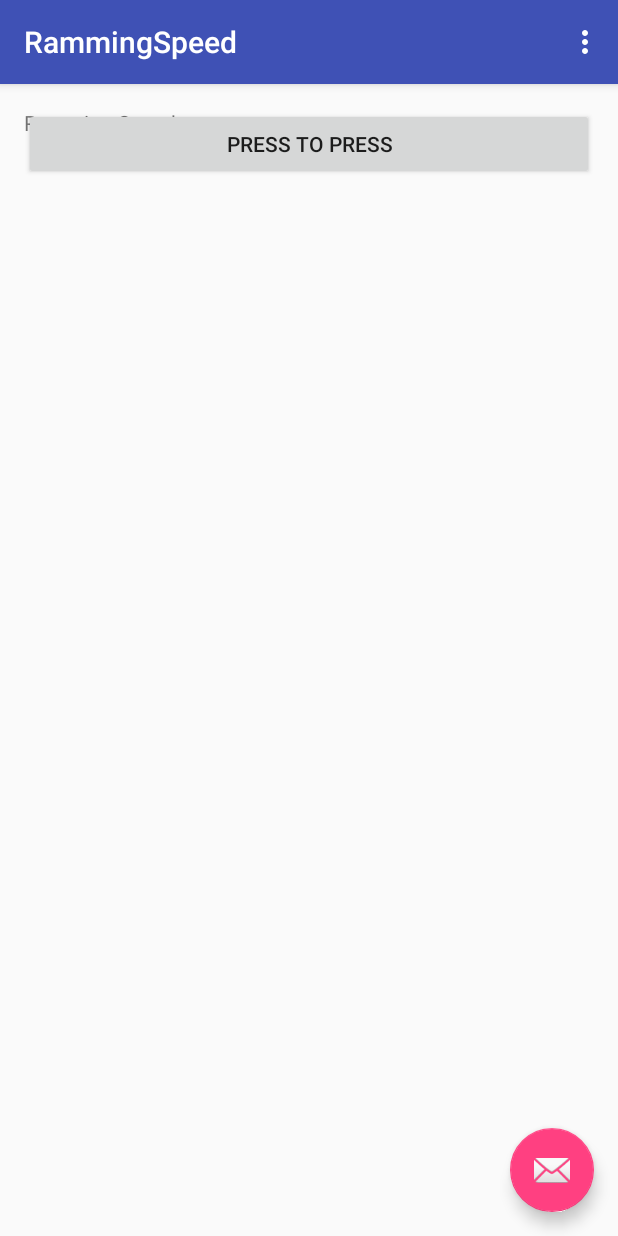
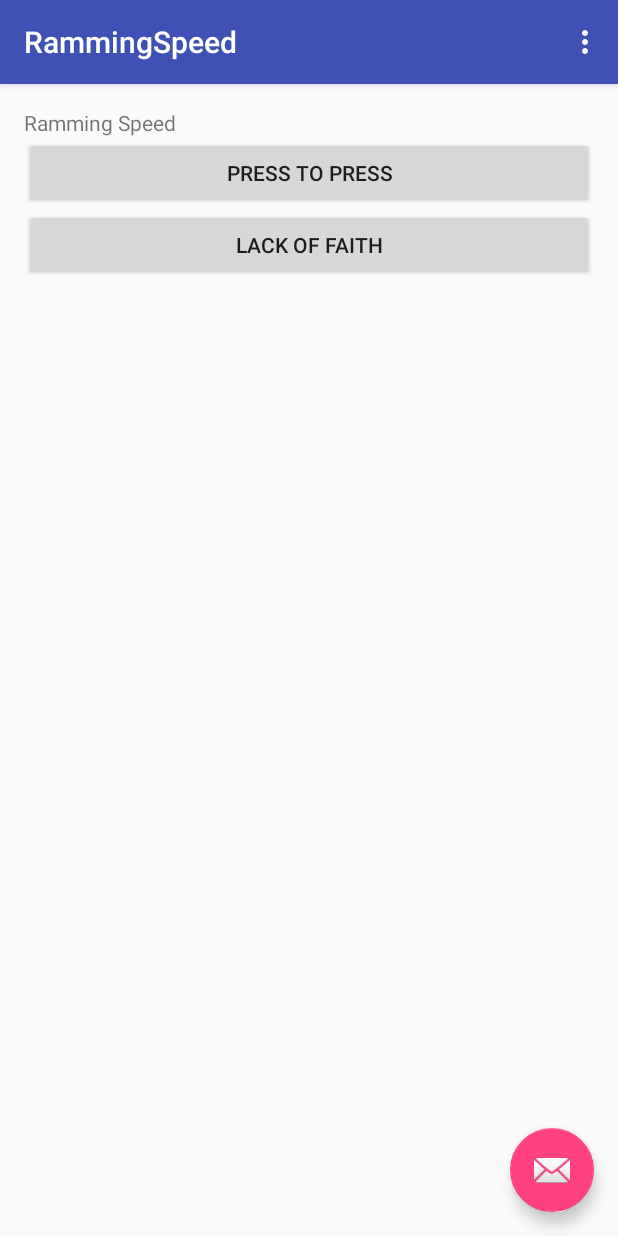
Before and after one commit to pxai/android-rammingspeed, an Android app: the screen it shows after launch (MainActivity), after a tap on "PRESS TO PRESS", on a phone screen of 412 x 824 dp. Run offline under Robolectric (Android 15) with nearby library versions, the phone set to English and light mode, and no system bars.

Commit message:
Simple change to make it stop and to avoid sound duplicates

```diff
--- a/app/src/main/java/io/pello/android/rammingspeed/MainActivityFragment.java
+++ b/app/src/main/java/io/pello/android/rammingspeed/MainActivityFragment.java
@@ -24,20 +24,36 @@ public class MainActivityFragment extends Fragment {
         Button button = (Button) view.findViewById(R.id.button);
         button.setOnClickListener(new View.OnClickListener()
         {
-
             @Override
             public void onClick(View v)
             {
-                if (mPlayer == null) {
-                   mPlayer = MediaPlayer.create(getActivity(), R.raw.ramming);
-                }
-                if (mPlayer.isPlaying()) {
-                    mPlayer.stop();
-                } else {
-                    mPlayer.start();
-                }
+                playSound(R.raw.ramming);
             }
         });
+
+        Button buttonFaith = (Button) view.findViewById(R.id.button_faith);
+        buttonFaith.setOnClickListener(new View.OnClickListener()
+        {
+            @Override
+            public void onClick(View v)
+            {
+                playSound(R.raw.lack_of_faith);
+            }
+        });
+
         return view;
     }
+
+    /**
+     * plays a sound
+     * @param id
+     */
+    private void playSound (Integer id) {
+        if (null != mPlayer && mPlayer.isPlaying()) {
+            mPlayer.stop();
+        } else {
+            mPlayer = MediaPlayer.create(getActivity(), id);
+            mPlayer.start();
+        }
+    }
 }
--- a/app/src/main/res/layout/fragment_main.xml
+++ b/app/src/main/res/layout/fragment_main.xml
@@ -1,7 +1,8 @@
-<RelativeLayout xmlns:android="http://schemas.android.com/apk/res/android"
+<LinearLayout xmlns:android="http://schemas.android.com/apk/res/android"
     xmlns:tools="http://schemas.android.com/tools"
     android:layout_width="match_parent"
     android:layout_height="match_parent"
+    android:orientation="vertical"
     android:paddingBottom="@dimen/activity_vertical_margin"
     android:paddingLeft="@dimen/activity_horizontal_margin"
     android:paddingRight="@dimen/activity_horizontal_margin"
@@ -19,5 +20,11 @@
         android:layout_height="wrap_content"
         android:text="PRESS TO PRESS"
         />
+    <Button
+        android:id="@+id/button_faith"
+        android:layout_width="match_parent"
+        android:layout_height="wrap_content"
+        android:text="LACK OF FAITH"
+        />
 
-</RelativeLayout>
+</LinearLayout>
```
Also changed, not shown: 1 other file.
